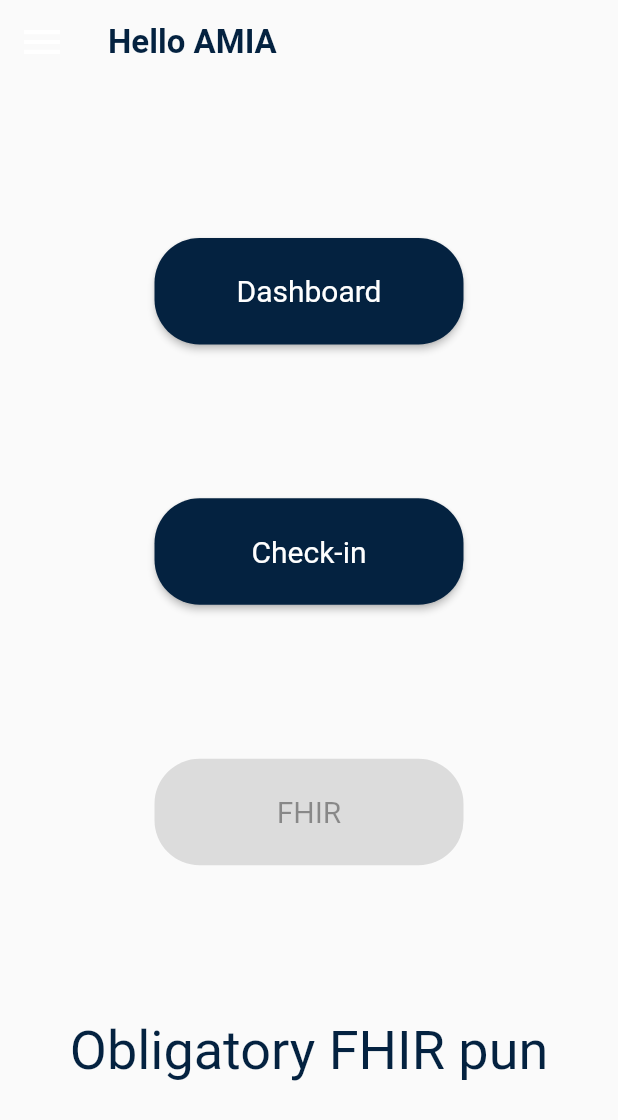
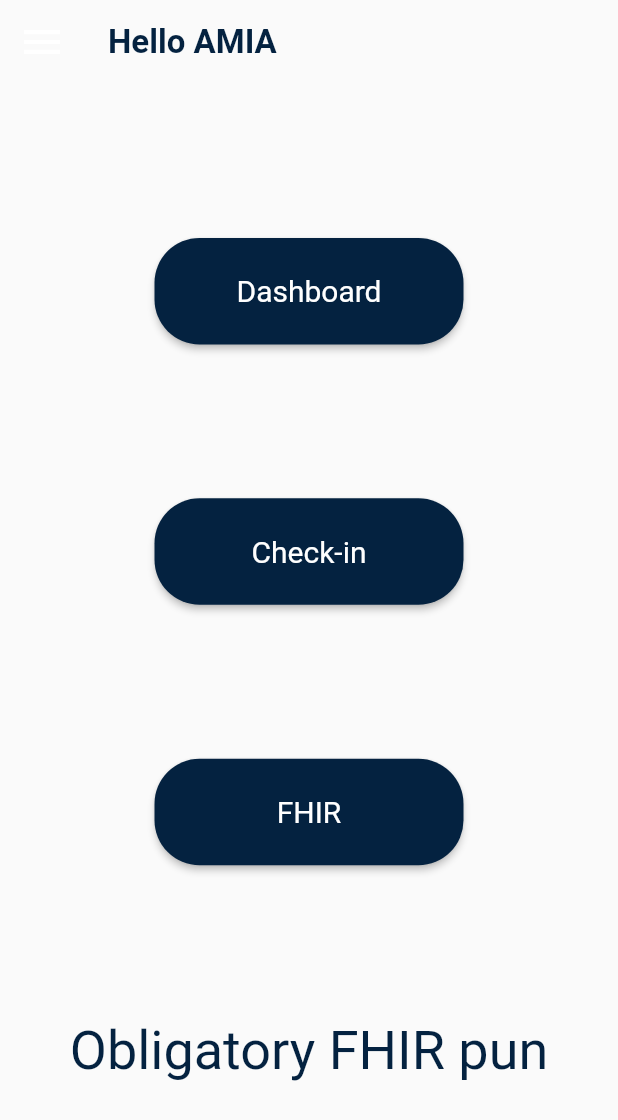
Before and after one commit to FireJuun/symptom_tracker, a Flutter app: the screen it shows after launch, on a phone screen of 412 x 824 dp. Shown: the top 1120 px of the screen. Run offline on Flutter 3.47's test engine with Material 2 defaults, Android fonts, the phone set to English and light mode, and no system bars; our stand-ins replace cloud_firestore, flutter_icons, get; accounts and stored records are empty.

Commit message:
added firebase integration for android/ios

```diff
--- a/lib/screens/home.screen.dart
+++ b/lib/screens/home.screen.dart
@@ -3,6 +3,8 @@ import 'package:get/get.dart';
 import 'package:symptom_tracker/screens/screens.dart';
 import 'package:symptom_tracker/shared/action_button.dart';
 import 'package:symptom_tracker/shared/app_bar.dart';
+
+import 'screens.dart';
 
 class HomeScreen extends StatelessWidget {
   @override
@@ -37,7 +39,10 @@ class HomeScreen extends StatelessWidget {
             title: 'Check-in',
             onPressed: () => Get.to(CheckinScreen()),
           ),
-          SharedActionButton(title: 'FHIR'),
+          SharedActionButton(
+            title: 'FHIR',
+            onPressed: () => Get.to(FhirScreen()),
+          ),
           Text('Obligatory FHIR pun'),
         ],
       ),
--- a/lib/screens/screens.dart
+++ b/lib/screens/screens.dart
@@ -1,3 +1,4 @@
 export 'checkin.screen.dart';
 export 'dashboard.screen.dart';
+export 'fhir.screen.dart';
 export 'home.screen.dart';
--- a/pubspec.yaml
+++ b/pubspec.yaml
@@ -25,6 +25,11 @@ dependencies:
     sdk: flutter
   get: ^2.0.10
   flutter_icons: ^1.1.0
+
+  # Firebase
+  firebase_core: ^0.4.4+3
+  firebase_analytics: ^5.0.11
+  cloud_firestore: ^0.13.5
 
   # The following adds the Cupertino Icons font to your application.
   # Use with the CupertinoIcons class for iOS style icons.
```
Also changed, not shown: lib/screens/fhir.screen.dart (added, +33 -0 lines), pubspec.lock, 10 other files.
